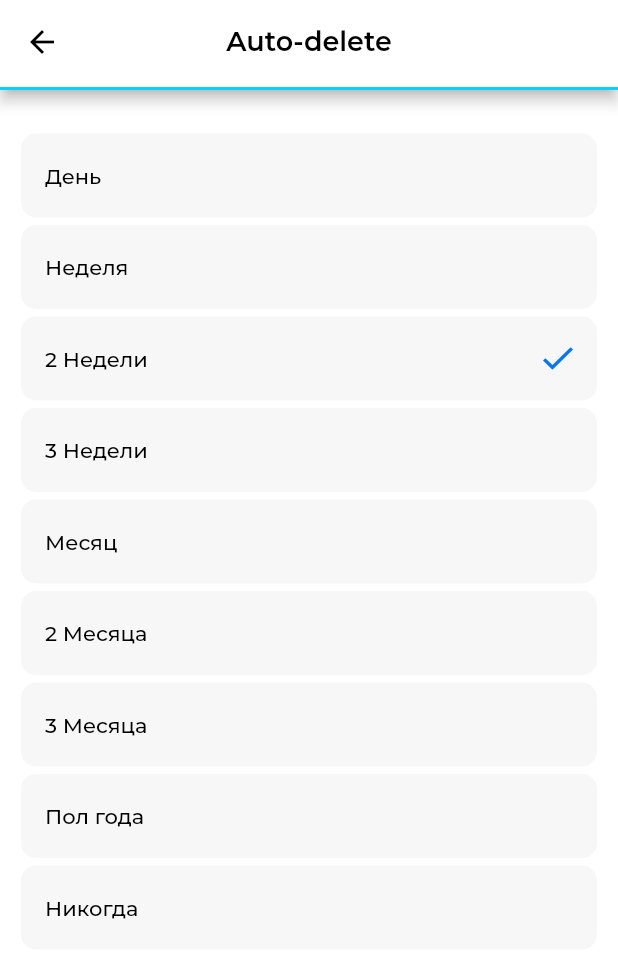
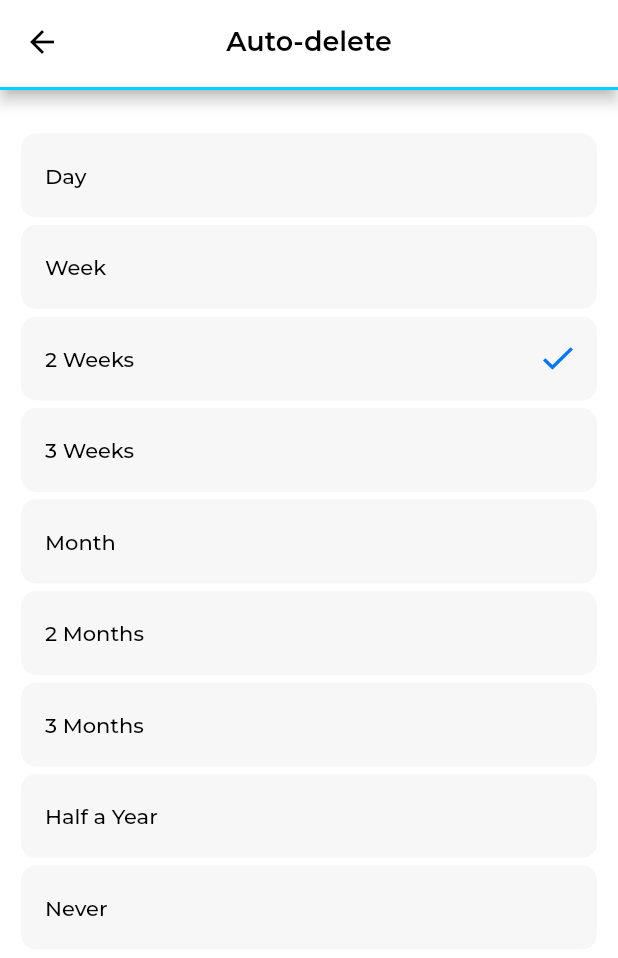
Before and after one commit to MeynSpain/flutter_ai_app, a Flutter app: the AutoDeletingScreen screen opened by its route, on a phone screen of 412 x 824 dp. Shown: the top 958 px of the screen. Run offline on Flutter 3.47's test engine with Material 2 defaults, Android fonts, the phone set to English and light mode, and no system bars; our stand-ins replace bloc, equatable, flutter_bloc, flutter_dotenv, flutter_markdown, flutter_svg and 4 more; missing offline and left inert: dart_openai, in_app_purchase_android, sqfentity, sqfentity_gen, talker_bloc_logger; accounts and stored records are empty; statements that could not run were skipped; project files that could hold a hidden picture were left out.

Commit message:
Доделал локализацию без переключения

```diff
--- a/lib/core/chat_app.dart
+++ b/lib/core/chat_app.dart
@@ -88,6 +88,7 @@ class _ChatAppState extends State<ChatApp> {
           GlobalCupertinoLocalizations.delegate,
         ],
         supportedLocales: S.delegate.supportedLocales,
+        // locale: Locale('ru'),
         debugShowCheckedModeBanner: false,
         title: 'ChatGPT',
         theme: mainTheme,
--- a/lib/core/chats/gpt/services/chat_gpt_service.dart
+++ b/lib/core/chats/gpt/services/chat_gpt_service.dart
@@ -172,7 +172,7 @@ class ChatGptService {
 
     getIt<Talker>().info('EXPITATION DAYS = ${expiration}');
 
-    if (expiration != null) {
+    if (expiration != null && expiration != -1) {
       isDeleted = await messageRepository.deleteMessagesOlderThan(expiration);
     }
 
--- a/lib/core/constant/prefs/prefs_names.dart
+++ b/lib/core/constant/prefs/prefs_names.dart
@@ -2,4 +2,5 @@
 class PrefsNames {
   static const expirationDate = 'EXPIRATION_DATE';
   static const isFirstOpen = 'IS_FIRST_OPEN';
+  static const isSubscribe = 'IS_SUBSCRIBE';
 }
--- a/lib/features/chat/widgets/create_new_chat_widget.dart
+++ b/lib/features/chat/widgets/create_new_chat_widget.dart
@@ -101,6 +101,7 @@ class _CreateNewChatWidgetState extends State<CreateNewChatWidget> {
                           if (widget.isCreate) {
                             getIt<ChatBloc>()
                                 .add(ChatCreateNewChatEvent(chatName: text));
+                            Navigator.of(context).pushNamed('/chat');
                           } else {
                             getIt<ChatBloc>().add(
                               ChatRenameChatNameEvent(name: text, chat: widget.chat!),
--- a/lib/features/settings/bloc/settings_bloc.dart
+++ b/lib/features/settings/bloc/settings_bloc.dart
@@ -2,9 +2,11 @@ import 'dart:async';
 
 import 'package:bloc/bloc.dart';
 import 'package:equatable/equatable.dart';
+import 'package:flutter/cupertino.dart';
 import 'package:flutter_ai/core/constant/constant.dart';
 import 'package:flutter_ai/core/injection.dart';
 import 'package:flutter_ai/core/utils/prefs_utils.dart';
+import 'package:flutter_ai/generated/l10n.dart';
 import 'package:meta/meta.dart';
 
 part 'settings_event.dart';
@@ -14,12 +16,33 @@ part 'settings_state.dart';
 class SettingsBloc extends Bloc<SettingsEvent, SettingsState> {
   SettingsBloc() : super(SettingsState.initial()) {
     on<SettingsSaveDaysEvent>(_saveDays);
+    on<SettingsAutoDeleteInitial>(_autoDeletingInitial);
   }
 
   FutureOr<void> _saveDays(
       SettingsSaveDaysEvent event, Emitter<SettingsState> emit) {
-
     getIt<PrefsUtils>().saveDays(state.daysList[event.daysIndex].intDay);
     emit(state.copyWith(selectedDaysIndex: event.daysIndex));
   }
+
+  FutureOr<void> _autoDeletingInitial(
+      SettingsAutoDeleteInitial event, Emitter<SettingsState> emit) {
+    emit(
+      state.copyWith(
+        daysList: daysSettingsList(event.context),
+      ),
+    );
+  }
+
+  List<DayPair> daysSettingsList(BuildContext context) => [
+        DayPair(intDay: 1, literalDay: S.of(context).day),
+        DayPair(intDay: 7, literalDay: S.of(context).week),
+        DayPair(intDay: 14, literalDay: S.of(context).week2),
+        DayPair(intDay: 21, literalDay: S.of(context).week3),
+        DayPair(intDay: 30, literalDay: S.of(context).month),
+        DayPair(intDay: 60, literalDay: S.of(context).month2),
+        DayPair(intDay: 90, literalDay: S.of(context).month3),
+        DayPair(intDay: 180, literalDay: S.of(context).halfYear),
+        DayPair(intDay: -1, literalDay: S.of(context).never),
+      ];
 }
--- a/lib/features/settings/bloc/settings_event.dart
+++ b/lib/features/settings/bloc/settings_event.dart
@@ -3,9 +3,14 @@ part of 'settings_bloc.dart';
 @immutable
 abstract class SettingsEvent {}
 
+class SettingsAutoDeleteInitial extends SettingsEvent {
+  final BuildContext context;
+
+  SettingsAutoDeleteInitial({required this.context});
+}
+
 class SettingsSaveDaysEvent extends SettingsEvent {
   final int daysIndex;
 
   SettingsSaveDaysEvent({required this.daysIndex});
-
 }
--- a/lib/features/settings/view/autodeleting_screen.dart
+++ b/lib/features/settings/view/autodeleting_screen.dart
@@ -16,6 +16,13 @@ class AutoDeletingScreen extends StatefulWidget {
 }
 
 class _AutoDeletingScreenState extends State<AutoDeletingScreen> {
+
+  @override
+  void initState() {
+    getIt<SettingsBloc>().add(SettingsAutoDeleteInitial(context: context));
+    super.initState();
+  }
+
   @override
   Widget build(BuildContext context) {
     final theme = Theme.of(context);
--- a/lib/l10n/intl_en.arb
+++ b/lib/l10n/intl_en.arb
@@ -9,5 +9,14 @@
   "privacyPolicy": "Privacy policy",
   "subscription": "Subscription",
   "enterRequest": "Enter a request",
-  "autodelete": "Auto-delete"
+  "autodelete": "Auto-delete",
+  "day": "Day",
+  "week": "Week",
+  "week2": "2 Weeks",
+  "week3": "3 Weeks",
+  "month": "Month",
+  "month2": "2 Months",
+  "month3": "3 Months",
+  "halfYear": "Half a Year",
+  "never": "Never"
 }
--- a/lib/l10n/intl_ru.arb
+++ b/lib/l10n/intl_ru.arb
@@ -9,5 +9,14 @@
   "privacyPolicy": "Политика\nконфиденциальности",
   "subscription": "Подписка",
   "enterRequest": "Введите запрос",
-  "autodelete": "Автоудаление"
+  "autodelete": "Автоудаление",
+  "day": "День",
+  "week": "Неделя",
+  "week2": "2 Недели",
+  "week3": "3 Недели",
+  "month": "Месяц",
+  "month2": "2 Месяца",
+  "month3": "3 Месяца",
+  "halfYear": "Пол года",
+  "never": "Никогда"
 }
```
Also changed, not shown: lib/core/utils/prefs_utils.dart (+13 -0 lines), lib/features/chat/sub/view/sub_screen.dart (+12 -2 lines), lib/generated/intl/messages_en.dart, lib/generated/intl/messages_ru.dart, lib/generated/l10n.dart.
